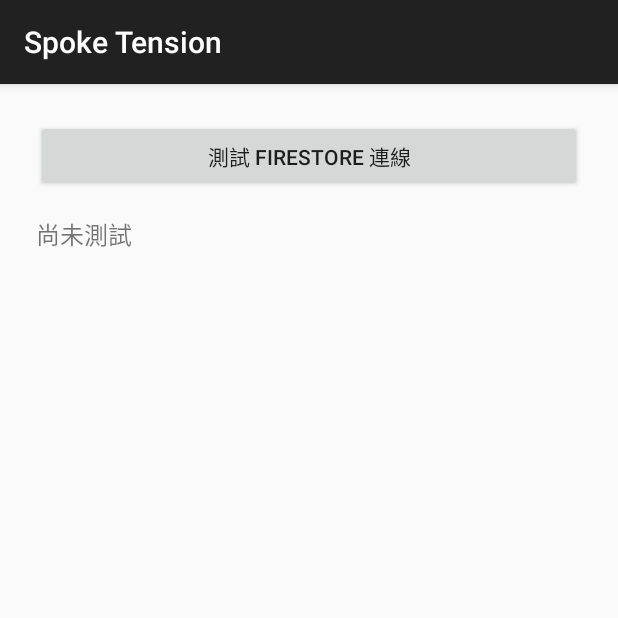
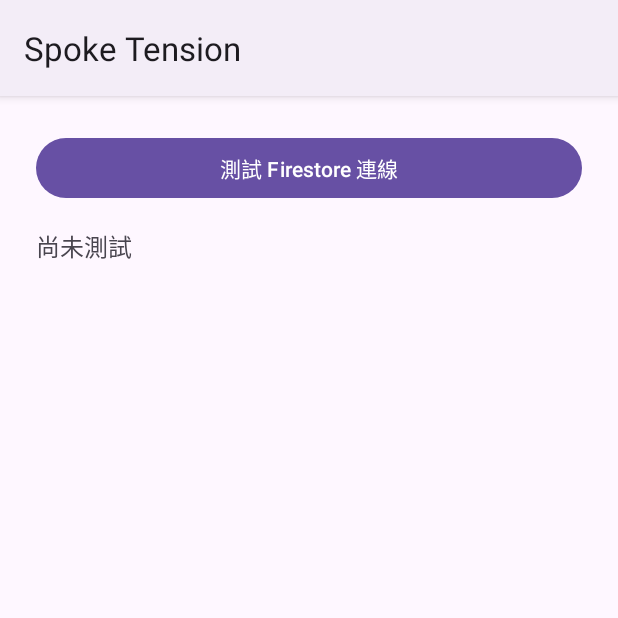
Before and after one commit to deviloia/Spoke-Tension-Meter, an Android app: the screen it shows after launch (MainActivity), on a phone screen of 412 x 824 dp, the top half of it. Run offline under Robolectric (Android 15) with nearby library versions, the phone set to English and light mode, and no system bars; our stand-ins replace Firebase (no records; nobody signed in at launch, a user with empty details on screens opened directly).

Commit message:
Fix theme parent: Material3 has no DarkActionBar variant
Co-Authored-By: Claude Opus 5.5 <noreply@anthropic.com>
Claude-Session: https://claude.ai/code/session_01NGFwRcHzJM415bEwYyVJqc

```diff
--- a/app/src/main/res/values/themes.xml
+++ b/app/src/main/res/values/themes.xml
@@ -1,3 +1,3 @@
 <resources>
-    <style name="Theme.SpokeTension" parent="Theme.Material3.DayNight.DarkActionBar" />
+    <style name="Theme.SpokeTension" parent="Theme.Material3.DayNight" />
 </resources>
```
